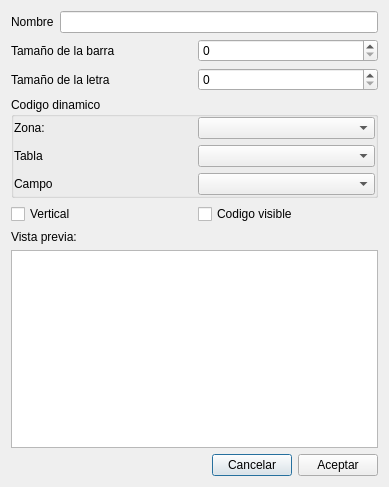
This is Report/editcodebardlg.ui in kapyderi/recoverdrake-v3 as Qt 5 draws it before an edit. The edited form follows.
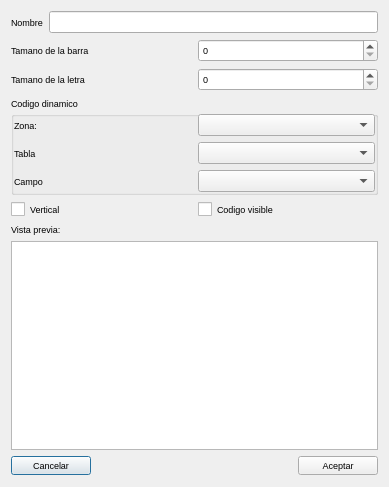
This is the edited form. Icons and pictures are not drawn.

Patch:
```diff
--- a/Report/editcodebardlg.ui
+++ b/Report/editcodebardlg.ui
@@ -16,6 +16,11 @@
     <height>487</height>
    </size>
   </property>
+  <property name="font">
+   <font>
+    <pointsize>7</pointsize>
+   </font>
+  </property>
   <property name="windowTitle">
    <string>Configurar codigo de barras</string>
   </property>
@@ -45,7 +50,7 @@
        <item row="0" column="0">
         <widget class="QLabel" name="label_2">
          <property name="text">
-          <string>Tamaño de la barra</string>
+          <string>Tamano de la barra</string>
          </property>
         </widget>
        </item>
@@ -56,8 +61,13 @@
      </item>
      <item row="1" column="0">
       <widget class="QLabel" name="label_6">
+       <property name="font">
+        <font>
+         <pointsize>7</pointsize>
+        </font>
+       </property>
        <property name="text">
-        <string>Tamaño de la letra</string>
+        <string>Tamano de la letra</string>
        </property>
       </widget>
      </item>
@@ -92,19 +102,6 @@
    </item>
    <item row="6" column="0" colspan="2">
     <layout class="QHBoxLayout" name="horizontalLayout">
-     <item>
-      <spacer name="horizontalSpacer">
-       <property name="orientation">
-        <enum>Qt::Horizontal</enum>
-       </property>
-       <property name="sizeHint" stdset="0">
-        <size>
-         <width>40</width>
-         <height>20</height>
-        </size>
-       </property>
-      </spacer>
-     </item>
      <item>
       <widget class="QPushButton" name="btnCancel">
        <property name="text">
@@ -122,6 +119,19 @@
        </property>
       </widget>
      </item>
+     <item>
+      <spacer name="horizontalSpacer">
+       <property name="orientation">
+        <enum>Qt::Horizontal</enum>
+       </property>
+       <property name="sizeHint" stdset="0">
+        <size>
+         <width>40</width>
+         <height>20</height>
+        </size>
+       </property>
+      </spacer>
+     </item>
      <item>
       <widget class="QPushButton" name="pushButton">
        <property name="text">
```
